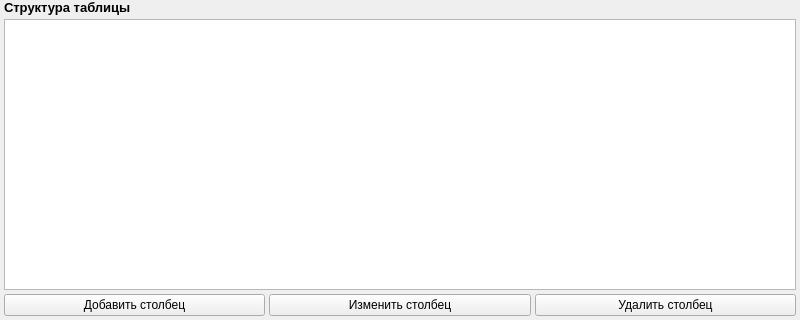
This is src/main/tableeditdialog.ui in Gris87/ProtocolCreator as Qt 5 draws it before an edit; both pictures show x 0 to 800 and y 280 to 600 of the 800 by 600 pixel window. The edited form follows.
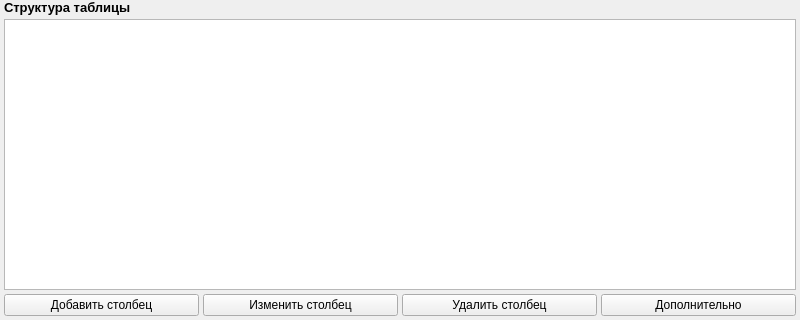
This is the edited form. Custom widgets are drawn as their Qt base class.

What changed in the file:
```diff
--- a/src/main/tableeditdialog.ui
+++ b/src/main/tableeditdialog.ui
@@ -140,6 +140,13 @@
         </property>
        </widget>
       </item>
+      <item>
+       <widget class="QPushButton" name="structureAdditionalButton">
+        <property name="text">
+         <string>Дополнительно</string>
+        </property>
+       </widget>
+      </item>
      </layout>
     </widget>
    </item>
```
